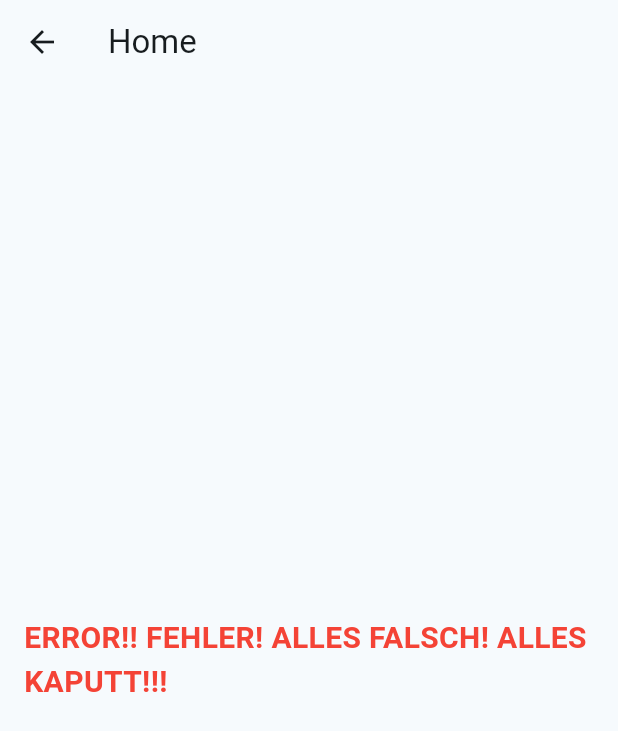
After one commit to HaraldRichter/sharing_intent_demo, a Flutter app: the ErrorScreen screen opened directly, on a phone screen of 412 x 824 dp. The commit adds this screen. Shown: the top 731 px of the screen. Run offline on Flutter 3.47's test engine with Material 3 defaults, Android fonts, the phone set to English and light mode, and no system bars; missing offline and left inert: flutter_sharing_intent; statements that could not run were skipped.

Commit message:
more stuff

```diff
--- /dev/null
+++ b/lib/error_screen.dart
@@ -0,0 +1,23 @@
+import 'package:flutter/material.dart';
+
+class ErrorScreen extends StatelessWidget {
+  const ErrorScreen({super.key});
+
+  @override
+  Widget build(BuildContext context) {
+    return Scaffold(
+      appBar: AppBar(
+        title: const Text("Home"),
+      ),
+      body: const Center(
+        child: Padding(
+          padding: EdgeInsets.all(16.0),
+          child: Text(
+            "ERROR!! FEHLER! ALLES FALSCH! ALLES KAPUTT!!!",
+            style: TextStyle(fontSize: 20, fontWeight: FontWeight.bold, color: Colors.red),
+          ),
+        ),
+      ),
+    );
+  }
+}
--- a/lib/share_screen.dart
+++ b/lib/share_screen.dart
@@ -0,0 +1,33 @@
+import 'package:flutter/material.dart';
+import 'package:flutter_sharing_intent/model/sharing_file.dart';
+
+class ShareScreen extends StatelessWidget {
+  const ShareScreen({super.key, required this.sharedFiles});
+
+  final List<SharedFile> sharedFiles;
+
+  @override
+  Widget build(BuildContext context) {
+    const title = 'Shared Files List';
+
+    return MaterialApp(
+      title: title,
+      home: Scaffold(
+        appBar: AppBar(
+          title: const Text(title),
+        ),
+        body: ListView.builder(
+          itemCount: sharedFiles.length,
+          prototypeItem: ListTile(
+            title: Text(sharedFiles.first.toString()),
+          ),
+          itemBuilder: (context, index) {
+            return ListTile(
+              title: Text(sharedFiles[index].toString()),
+            );
+          },
+        ),
+      ),
+    );
+  }
+}
```
Also changed, not shown: lib/main.dart (+58 -24 lines), lib/route_generator.dart (added, +44 -0 lines).
